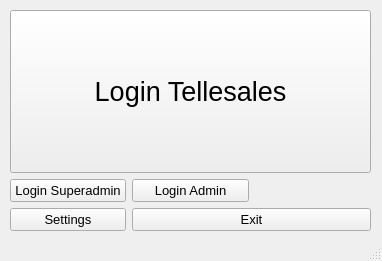
The window that mainFiles/assets/ui/chooseLogin.ui (NathanielClarence/telemarketingdb) describes before a commit, drawn with Qt 5.
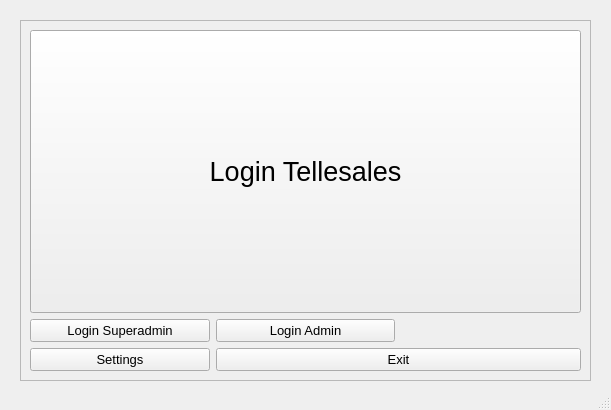
The same window after the commit.

Patch:
```diff
--- a/mainFiles/assets/ui/chooseLogin.ui
+++ b/mainFiles/assets/ui/chooseLogin.ui
@@ -6,26 +6,46 @@
    <rect>
     <x>0</x>
     <y>0</y>
-    <width>382</width>
-    <height>261</height>
+    <width>611</width>
+    <height>410</height>
    </rect>
   </property>
   <property name="windowTitle">
    <string>MainWindow</string>
   </property>
   <widget class="QWidget" name="centralwidget">
-   <widget class="QWidget" name="gridLayoutWidget">
+   <widget class="QScrollArea" name="scrollArea">
     <property name="geometry">
      <rect>
-      <x>10</x>
-      <y>10</y>
-      <width>361</width>
-      <height>221</height>
+      <x>20</x>
+      <y>20</y>
+      <width>571</width>
+      <height>361</height>
      </rect>
     </property>
+    <property name="widgetResizable">
+     <bool>true</bool>
+    </property>
+    <widget class="QWidget" name="scrollAreaWidgetContents">
+     <property name="geometry">
+      <rect>
+       <x>0</x>
+       <y>0</y>
+       <width>569</width>
+       <height>359</height>
+      </rect>
+     </property>
+     <layout class="QGridLayout" name="gridLayout_2">
+      <item row="0" column="0">
     <layout class="QGridLayout" name="gridLayout">
      <item row="1" column="0">
       <widget class="QPushButton" name="sa_Login">
+          <property name="sizePolicy">
+           <sizepolicy hsizetype="Minimum" vsizetype="Minimum">
+            <horstretch>0</horstretch>
+            <verstretch>0</verstretch>
+           </sizepolicy>
+          </property>
        <property name="font">
         <font>
          <pointsize>10</pointsize>
@@ -38,6 +58,12 @@
      </item>
      <item row="1" column="1">
       <widget class="QPushButton" name="adm_Login">
+          <property name="sizePolicy">
+           <sizepolicy hsizetype="Minimum" vsizetype="Minimum">
+            <horstretch>0</horstretch>
+            <verstretch>0</verstretch>
+           </sizepolicy>
+          </property>
        <property name="font">
         <font>
          <pointsize>10</pointsize>
@@ -51,7 +77,7 @@
      <item row="0" column="0" colspan="3">
       <widget class="QPushButton" name="tel_Login">
        <property name="sizePolicy">
-        <sizepolicy hsizetype="Minimum" vsizetype="Preferred">
+           <sizepolicy hsizetype="Minimum" vsizetype="MinimumExpanding">
          <horstretch>0</horstretch>
          <verstretch>0</verstretch>
         </sizepolicy>
@@ -68,6 +94,12 @@
      </item>
      <item row="2" column="0">
       <widget class="QPushButton" name="btn_dbEdit">
+          <property name="sizePolicy">
+           <sizepolicy hsizetype="Minimum" vsizetype="Minimum">
+            <horstretch>0</horstretch>
+            <verstretch>0</verstretch>
+           </sizepolicy>
+          </property>
        <property name="font">
         <font>
          <pointsize>10</pointsize>
@@ -81,7 +113,7 @@
      <item row="2" column="1" colspan="2">
       <widget class="QPushButton" name="exit">
        <property name="sizePolicy">
-        <sizepolicy hsizetype="Minimum" vsizetype="Fixed">
+           <sizepolicy hsizetype="Minimum" vsizetype="Minimum">
          <horstretch>0</horstretch>
          <verstretch>0</verstretch>
         </sizepolicy>
@@ -97,6 +129,9 @@
       </widget>
      </item>
     </layout>
+      </item>
+     </layout>
+    </widget>
    </widget>
   </widget>
   <widget class="QStatusBar" name="statusbar"/>
```
Lines whose indentation alone changed are shown as unchanged.
